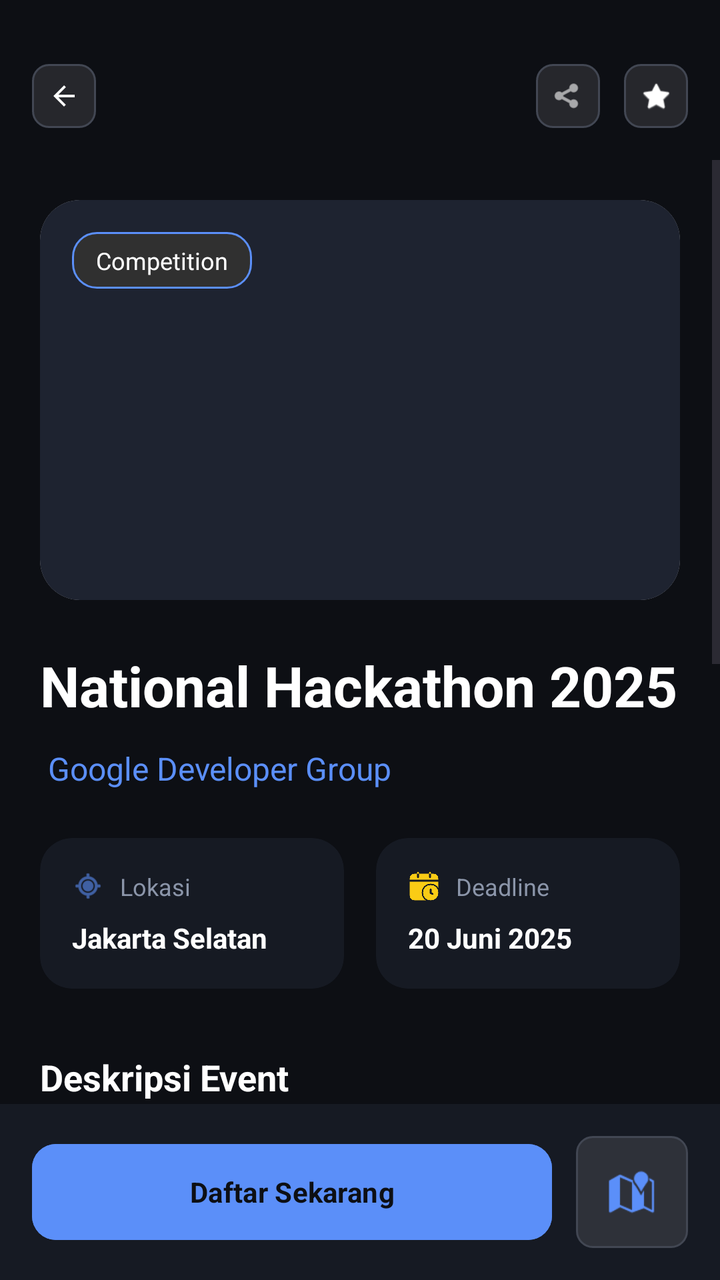
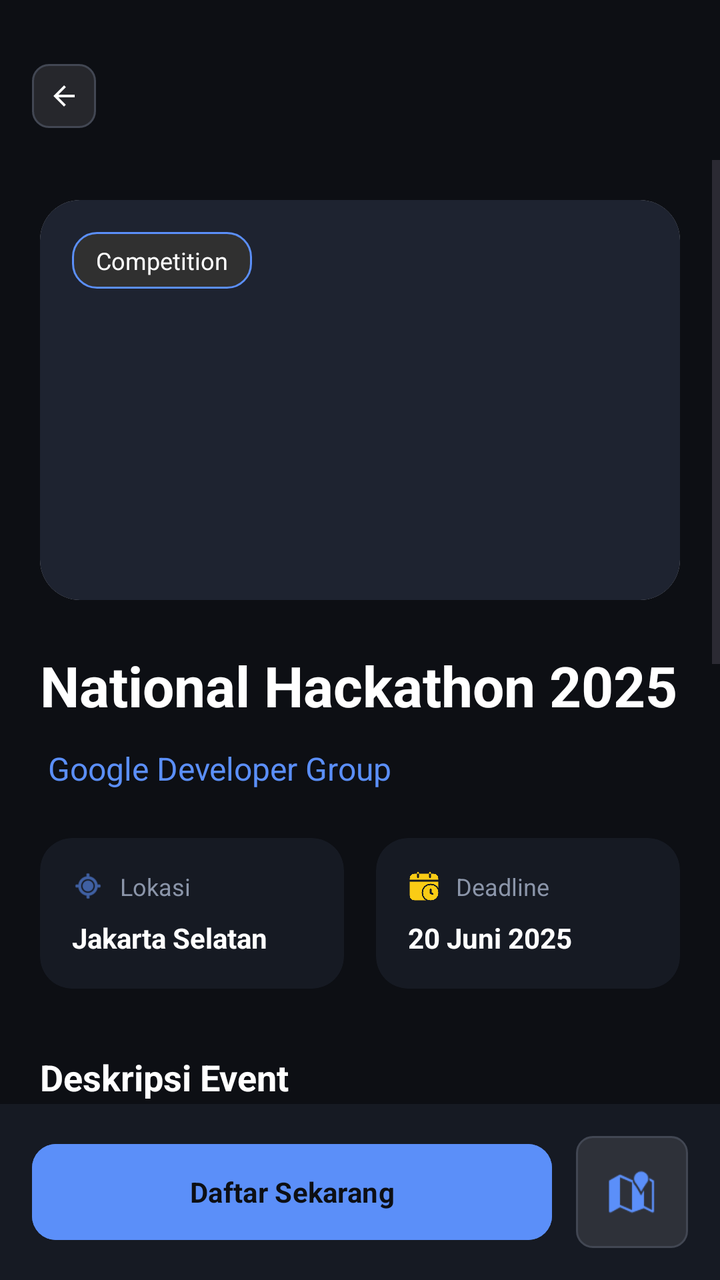

Compare the two renders of this Android layout. The source of the first and the diff that turns it into the second are given below.
<!-- AndroidManifest.xml: application theme Theme.Joko -->
<!-- res/layout/activity_event_detail.xml -->
<?xml version="1.0" encoding="utf-8"?>
<androidx.constraintlayout.widget.ConstraintLayout xmlns:android="http://schemas.android.com/apk/res/android"
    xmlns:app="http://schemas.android.com/apk/res-auto"
    xmlns:tools="http://schemas.android.com/tools"
    android:id="@+id/detailRoot"
    android:layout_width="match_parent"
    android:layout_height="match_parent"
    android:background="@color/bg_base">

    
    <RelativeLayout
        android:id="@+id/toolbar"
        android:layout_width="match_parent"
        android:layout_height="wrap_content"
        android:paddingTop="32dp"
        android:paddingHorizontal="16dp"
        android:paddingBottom="16dp"
        app:layout_constraintTop_toTopOf="parent">

        <ImageView
            android:id="@+id/btnBack"
            android:layout_width="32dp"
            android:layout_height="32dp"
            android:background="@drawable/bg_input_field"
            android:padding="8dp"
            android:src="@drawable/abc_ic_ab_back_material"
            app:tint="@color/white" />

        <LinearLayout
            android:layout_width="wrap_content"
            android:layout_height="wrap_content"
            android:layout_alignParentEnd="true"
            android:orientation="horizontal">

            <ImageView
                android:id="@+id/btnShare"
                android:layout_width="32dp"
                android:layout_height="32dp"
                android:layout_marginEnd="12dp"
                android:background="@drawable/bg_input_field"
                android:padding="8dp"
                android:src="@android:drawable/ic_menu_share"
                app:tint="@color/white" />

            <ImageView
                android:id="@+id/btnBookmark"
                android:layout_width="32dp"
                android:layout_height="32dp"
                android:background="@drawable/bg_input_field"
                android:padding="8dp"
                android:src="@android:drawable/btn_star_big_off"
                app:tint="@color/white" />
        </LinearLayout>
    </RelativeLayout>

    <ScrollView
        android:layout_width="match_parent"
        android:layout_height="0dp"
        android:clipToPadding="false"
        app:layout_constraintBottom_toTopOf="@id/bottomBar"
        app:layout_constraintTop_toBottomOf="@id/toolbar">

        <LinearLayout
            android:layout_width="match_parent"
            android:layout_height="wrap_content"
            android:orientation="vertical"
            android:padding="20dp">

            
            <androidx.cardview.widget.CardView
                android:layout_width="match_parent"
                android:layout_height="200dp"
                app:cardCornerRadius="20dp"
                app:cardElevation="0dp">

                <RelativeLayout
                    android:layout_width="match_parent"
                    android:layout_height="match_parent">

                    <ImageView
                        android:id="@+id/ivEventThumbnail"
                        android:layout_width="match_parent"
                        android:layout_height="match_parent"
                        android:background="@color/bg_elevated"
                        android:scaleType="centerCrop" />

                    <TextView
                        android:id="@+id/tvEventCategory"
                        android:layout_width="wrap_content"
                        android:layout_height="wrap_content"
                        android:layout_margin="16dp"
                        android:background="@drawable/bg_cat_event"
                        android:paddingHorizontal="12dp"
                        android:paddingVertical="6dp"
                        android:text="Competition"
                        android:textColor="@color/white"
                        android:textSize="12sp" />
                </RelativeLayout>
            </androidx.cardview.widget.CardView>

            
            <TextView
                android:id="@+id/tvEventTitle"
                android:layout_width="match_parent"
                android:layout_height="wrap_content"
                android:layout_marginTop="24dp"
                android:text="National Hackathon 2025"
                android:textColor="@color/white"
                android:textSize="28sp"
                android:textStyle="bold" />

            
            <LinearLayout
                android:layout_width="match_parent"
                android:layout_height="wrap_content"
                android:layout_marginTop="12dp"
                android:gravity="center_vertical"
                android:orientation="horizontal">

                <TextView
                    android:id="@+id/tvOrganizerName"
                    android:layout_width="wrap_content"
                    android:layout_height="wrap_content"
                    android:layout_marginStart="4dp"
                    android:text="Google Developer Group"
                    android:textColor="@color/primary"
                    android:textSize="16sp" />

                <ImageView
                    android:id="@+id/icVerifiedOrganizer"
                    android:layout_width="24dp"
                    android:layout_height="24dp"
                    android:layout_gravity="center_vertical"
                    android:layout_marginStart="4dp"
                    android:src="@drawable/ic_verified"
                    android:visibility="gone"
                    tools:visibility="visible" />
            </LinearLayout>

            
            <LinearLayout
                android:layout_width="match_parent"
                android:layout_height="wrap_content"
                android:layout_marginTop="24dp"
                android:orientation="horizontal">

                
                <androidx.cardview.widget.CardView
                    android:layout_width="0dp"
                    android:layout_height="wrap_content"
                    android:layout_marginEnd="8dp"
                    android:layout_weight="1"
                    app:cardBackgroundColor="@color/bg_surface"
                    app:cardCornerRadius="16dp"
                    app:cardElevation="0dp">

                    <LinearLayout
                        android:layout_width="match_parent"
                        android:layout_height="wrap_content"
                        android:orientation="vertical"
                        android:padding="16dp">

                        <LinearLayout
                            android:layout_width="wrap_content"
                            android:layout_height="wrap_content"
                            android:gravity="center_vertical">
                            <ImageView
                                android:layout_width="16dp"
                                android:layout_height="16dp"
                                android:src="@android:drawable/ic_menu_mylocation"
                                app:tint="@color/primary" />
                            <TextView
                                android:layout_width="wrap_content"
                                android:layout_height="wrap_content"
                                android:layout_marginStart="8dp"
                                android:text="Lokasi"
                                android:textColor="@color/text_secondary"
                                android:textSize="12sp" />
                        </LinearLayout>

                        <TextView
                            android:id="@+id/tvEventLocation"
                            android:layout_width="wrap_content"
                            android:layout_height="wrap_content"
                            android:layout_marginTop="8dp"
                            android:text="Jakarta Selatan"
                            android:textColor="@color/white"
                            android:textStyle="bold" />
                    </LinearLayout>
                </androidx.cardview.widget.CardView>

                
                <androidx.cardview.widget.CardView
                    android:layout_width="0dp"
                    android:layout_height="wrap_content"
                    android:layout_marginStart="8dp"
                    android:layout_weight="1"
                    app:cardBackgroundColor="@color/bg_surface"
                    app:cardCornerRadius="16dp"
                    app:cardElevation="0dp">

                    <LinearLayout
                        android:layout_width="match_parent"
                        android:layout_height="wrap_content"
                        android:orientation="vertical"
                        android:padding="16dp">

                        <LinearLayout
                            android:layout_width="wrap_content"
                            android:layout_height="wrap_content"
                            android:gravity="center_vertical">
                            <ImageView
                                android:layout_width="16dp"
                                android:layout_height="16dp"
                                android:src="@drawable/ic_deadline"
                                app:tint="#FACC15" />
                            <TextView
                                android:layout_width="wrap_content"
                                android:layout_height="wrap_content"
                                android:layout_marginStart="8dp"
                                android:text="Deadline"
                                android:textColor="@color/text_secondary"
                                android:textSize="12sp" />
                        </LinearLayout>

                        <TextView
                            android:id="@+id/tvEventDeadline"
                            android:layout_width="wrap_content"
                            android:layout_height="wrap_content"
                            android:layout_marginTop="8dp"
                            android:text="20 Juni 2025"
                            android:textColor="@color/white"
                            android:textStyle="bold" />
                    </LinearLayout>
                </androidx.cardview.widget.CardView>
            </LinearLayout>

            
            <TextView
                android:id="@+id/tvEventDescTitle"
                android:layout_width="wrap_content"
                android:layout_height="wrap_content"
                android:layout_marginTop="32dp"
                android:text="Deskripsi Event"
                android:textColor="@color/white"
                android:textSize="18sp"
                android:textStyle="bold" />

            <TextView
                android:id="@+id/tvEventDescription"
                android:layout_width="match_parent"
                android:layout_height="wrap_content"
                android:layout_marginTop="16dp"
                android:alpha="0.7"
                android:lineSpacingExtra="4dp"
                android:text="Bergabunglah dalam kompetisi coding paling bergengsi tahun ini! National Hackathon 2025 mengundang para inovator, developer, dan desainer untuk membangun solusi teknologi masa depan dalam waktu 48 jam.\n\nTahun ini kami fokus pada tema AI for Sustainable Living. Peserta akan mendapatkan akses ke berbagai workshop eksklusif, mentoring dari engineer kelas dunia, dan kesempatan untuk memenangkan total hadiah senilai Rp100.000.000."
                android:textColor="@color/white"
                android:textSize="14sp" />

            
            <androidx.cardview.widget.CardView
                android:layout_width="match_parent"
                android:layout_height="wrap_content"
                android:layout_marginTop="24dp"
                app:cardBackgroundColor="@color/bg_surface"
                app:cardCornerRadius="16dp"
                app:cardElevation="0dp">

                <LinearLayout
                    android:layout_width="match_parent"
                    android:layout_height="wrap_content"
                    android:orientation="vertical"
                    android:padding="20dp">

                    <TextView
                        android:id="@+id/tvEventReqTitle"
                        android:layout_width="wrap_content"
                        android:layout_height="wrap_content"
                        android:text="Persyaratan Utama:"
                        android:textColor="@color/white"
                        android:textSize="14sp"
                        android:textStyle="bold" />

                    <LinearLayout
                        android:id="@+id/layoutRequirements"
                        android:layout_width="match_parent"
                        android:layout_height="wrap_content"
                        android:layout_marginTop="12dp"
                        android:orientation="vertical">
                        
                    </LinearLayout>
                </LinearLayout>
            </androidx.cardview.widget.CardView>

            
            <TextView
                android:id="@+id/tvEventTagTitle"
                android:layout_width="wrap_content"
                android:layout_height="wrap_content"
                android:layout_marginTop="32dp"
                android:text="TAGS"
                android:textColor="@color/text_secondary"
                android:textSize="12sp"
                android:textStyle="bold" />

            <com.google.android.material.chip.ChipGroup
                android:id="@+id/cgEventTags"
                android:layout_width="match_parent"
                android:layout_height="wrap_content"
                android:layout_marginTop="12dp"
                app:chipSpacingHorizontal="8dp">

                
            </com.google.android.material.chip.ChipGroup>

        </LinearLayout>
    </ScrollView>

    
    <LinearLayout
        android:id="@+id/bottomBar"
        android:layout_width="match_parent"
        android:layout_height="wrap_content"
        android:background="@color/bg_surface"
        android:orientation="horizontal"
        android:padding="16dp"
        app:layout_constraintBottom_toBottomOf="parent">

        <Button
            android:id="@+id/btnDaftarSekarang"
            android:layout_width="0dp"
            android:layout_height="56dp"
            android:layout_marginEnd="12dp"
            android:layout_weight="1"
            android:backgroundTint="@color/primary"
            android:text="Daftar Sekarang"
            android:textAllCaps="false"
            android:textColor="@color/bg_base"
            android:textStyle="bold"
            app:cornerRadius="12dp"
            app:iconGravity="textStart"
            app:iconTint="@color/bg_base" />

        <ImageView
            android:id="@+id/btnMap"
            android:layout_width="56dp"
            android:layout_height="56dp"
            android:background="@drawable/bg_input_field"
            android:padding="16dp"
            android:src="@android:drawable/ic_dialog_map"
            app:tint="@color/primary" />
    </LinearLayout>

</androidx.constraintlayout.widget.ConstraintLayout>
<!-- resources referenced by this layout -->
<resources>
  <color name="bg_base">#0D0F14</color>
  <color name="bg_elevated">#1E2330</color>
  <color name="bg_surface">#161A23</color>
  <color name="primary">#5B8FF9</color>
  <color name="text_secondary">#8B95A9</color>
  <color name="white">#FFFFFFFF</color>
  <!-- drawable bg_cat_event (drawable) -->
  <?xml version="1.0" encoding="utf-8"?>
  <shape xmlns:android="http://schemas.android.com/apk/res/android">
      <solid android:color="#303030" />
      <corners android:radius="12dp" />
      <stroke android:width="1dp" android:color="@color/primary" />
  </shape>
  <!-- drawable bg_input_field (drawable) -->
  <?xml version="1.0" encoding="utf-8"?>
  <shape xmlns:android="http://schemas.android.com/apk/res/android">
      <solid android:color="#1AFFFFFF" />
      <corners android:radius="8dp" />
      <stroke android:width="1dp" android:color="@color/outline_variant" />
  </shape>
  <!-- drawable ic_deadline: png bitmap (drawable, 11987 bytes) -->
  <!-- drawable ic_verified: png bitmap (drawable, 16133 bytes) -->
  <style name="Theme.Joko" parent="Base.Theme.Joko" />
  <color name="outline_variant">#424753</color>
  <style name="Base.Theme.Joko" parent="Theme.Material3.DayNight.NoActionBar">
          <item name="colorPrimary">@color/primary</item>
          <item name="android:statusBarColor">@color/bg_base</item>
          <item name="android:windowBackground">@color/bg_base</item>
  
          
          <item name="fontFamily">@font/font_body</item>
  
          <item name="textAppearanceHeadlineLarge">@style/TextAppearance.App.HeadlineLarge</item>
          <item name="textAppearanceHeadlineMedium">@style/TextAppearance.App.HeadlineMedium</item>
          <item name="textAppearanceHeadlineSmall">@style/TextAppearance.App.HeadlineSmall</item>
          <item name="textAppearanceTitleLarge">@style/TextAppearance.App.TitleLarge</item>
      </style>
  <style name="TextAppearance.App.HeadlineLarge" parent="TextAppearance.Material3.HeadlineLarge">
          <item name="fontFamily">@font/font_headlines</item>
          <item name="android:fontFamily">@font/font_headlines</item>
      </style>
  <style name="TextAppearance.App.HeadlineMedium" parent="TextAppearance.Material3.HeadlineMedium">
          <item name="fontFamily">@font/font_headlines</item>
          <item name="android:fontFamily">@font/font_headlines</item>
      </style>
  <style name="TextAppearance.App.HeadlineSmall" parent="TextAppearance.Material3.HeadlineSmall">
          <item name="fontFamily">@font/font_headlines</item>
          <item name="android:fontFamily">@font/font_headlines</item>
      </style>
  <style name="TextAppearance.App.TitleLarge" parent="TextAppearance.Material3.TitleLarge">
          <item name="fontFamily">@font/font_headlines</item>
          <item name="android:fontFamily">@font/font_headlines</item>
          <item name="android:textStyle">bold</item>
      </style>
</resources>

<!-- the commit's change to res/layout/activity_event_detail.xml (unified diff, before → after) -->
@@ -30,27 +30,7 @@
             android:layout_width="wrap_content"
             android:layout_height="wrap_content"
             android:layout_alignParentEnd="true"
-            android:orientation="horizontal">
-
-            <ImageView
-                android:id="@+id/btnShare"
-                android:layout_width="32dp"
-                android:layout_height="32dp"
-                android:layout_marginEnd="12dp"
-                android:background="@drawable/bg_input_field"
-                android:padding="8dp"
-                android:src="@android:drawable/ic_menu_share"
-                app:tint="@color/white" />
-
-            <ImageView
-                android:id="@+id/btnBookmark"
-                android:layout_width="32dp"
-                android:layout_height="32dp"
-                android:background="@drawable/bg_input_field"
-                android:padding="8dp"
-                android:src="@android:drawable/btn_star_big_off"
-                app:tint="@color/white" />
-        </LinearLayout>
+            android:orientation="horizontal"/>
     </RelativeLayout>
 
     <ScrollView
